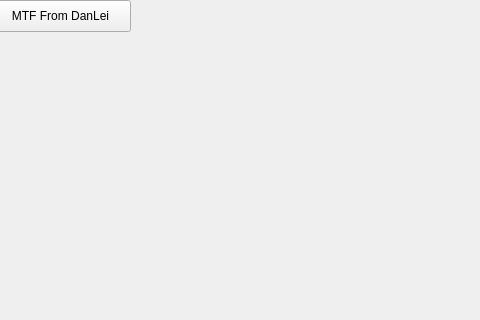
Before: the Qt Designer form mainwindow.ui in Wanncye/MechMindQtMTF, drawn with Qt 5; both pictures show x 130 to 610 and y 0 to 320 of the 800 by 600 pixel window.
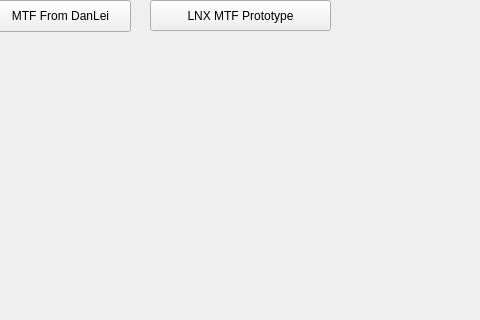
After: the same form once the commit is applied.

Diff of the .ui file:
```diff
--- a/mainwindow.ui
+++ b/mainwindow.ui
@@ -40,6 +40,19 @@
      <string>MTF From DanLei</string>
     </property>
    </widget>
+   <widget class="QPushButton" name="lnxPrototype">
+    <property name="geometry">
+     <rect>
+      <x>280</x>
+      <y>0</y>
+      <width>181</width>
+      <height>31</height>
+     </rect>
+    </property>
+    <property name="text">
+     <string>LNX MTF Prototype</string>
+    </property>
+   </widget>
   </widget>
   <widget class="QMenuBar" name="menubar">
    <property name="geometry">
```
Left out of the diff: 2 changed lines with no effect on the pictures.
